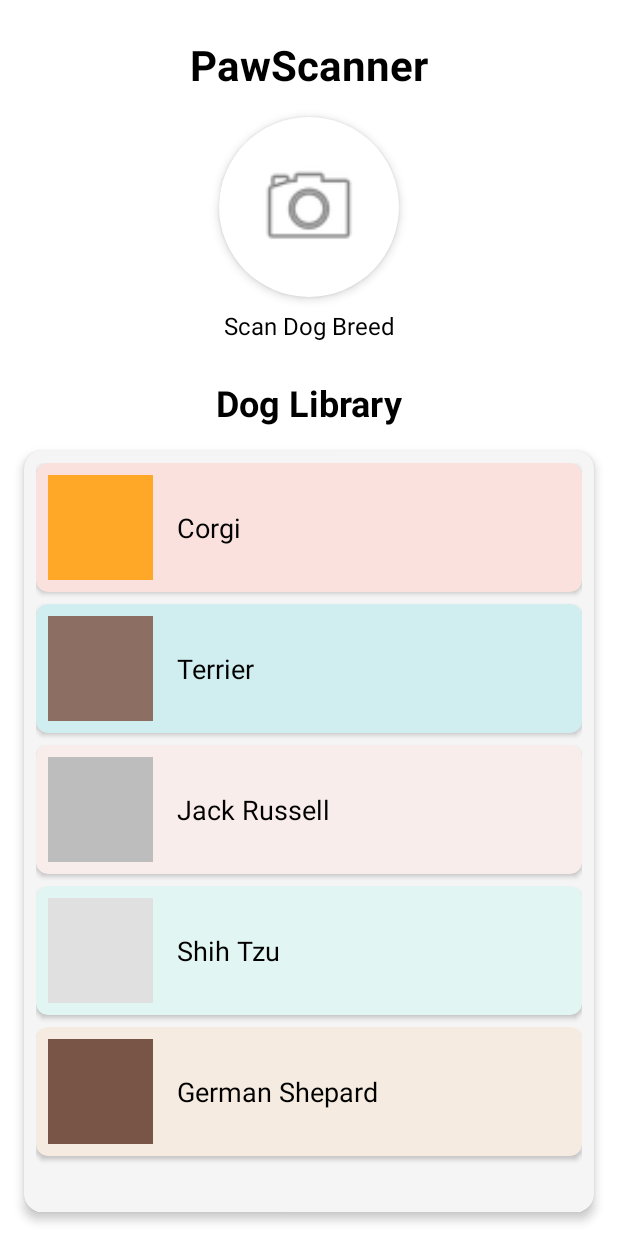
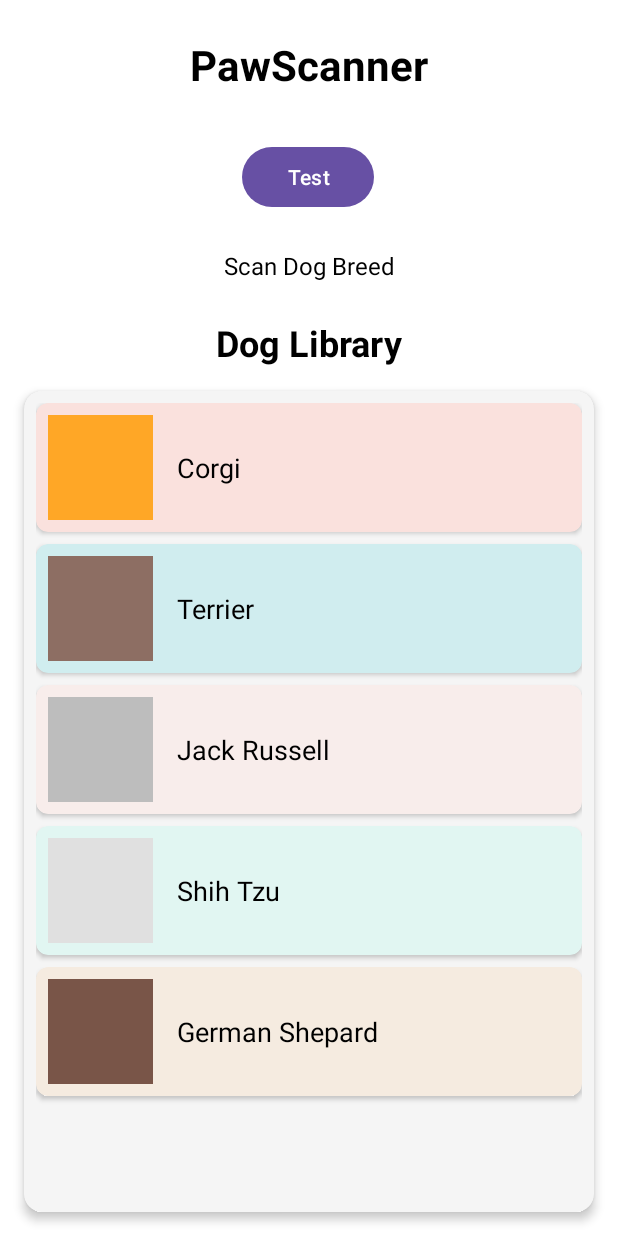
Before and after one commit to baldeoJV/AppDevY3T3, an Android app: the screen it shows after launch (MainActivity), on a phone screen of 412 x 824 dp. Run offline under Robolectric (Android 15) with nearby library versions, the phone set to English and light mode, and no system bars.

Commit message:
Changed Image Transfer from Bitmap to Save Images

```diff
--- a/app/src/main/java/com/example/appdevy3t3/MainActivity.java
+++ b/app/src/main/java/com/example/appdevy3t3/MainActivity.java
@@ -2,47 +2,98 @@ package com.example.appdevy3t3;
 
 import androidx.annotation.Nullable;
 import androidx.appcompat.app.AppCompatActivity;
+import androidx.core.app.ActivityCompat;
+import androidx.core.content.ContextCompat;
+import androidx.core.content.FileProvider;
+
 import android.content.Intent;
-import android.graphics.Bitmap;
+import android.content.pm.PackageManager;
+import android.net.Uri;
 import android.os.Bundle;
+import android.os.Environment;
 import android.provider.MediaStore;
 import android.view.View;
-import android.widget.ImageButton;
-import android.widget.ImageView;
+import android.widget.Button;
 import android.widget.Toast;
 
+import java.io.File;
+import java.io.IOException;
+import java.text.SimpleDateFormat;
+import java.util.Date;
+import java.util.Locale;
+
+import android.Manifest;
+import android.util.Log;
+
+
 public class MainActivity extends AppCompatActivity {
-    private static final int REQUEST_CODE = 22;
-
-    ImageButton btnpicture;
-    ImageView imageView;
+    Button btnpicture;
+    static final int REQUEST_CODE = 22;
+    private Uri photoURI;
+    private String currentPhotoPath;
 
     @Override
     protected void onCreate(Bundle savedInstanceState) {
         super.onCreate(savedInstanceState);
         setContentView(R.layout.activity_main);
 
-        btnpicture = findViewById(R.id.btncamera_id);
-        imageView = findViewById(R.id.image);
+        //Asks the phone for camera permission
+        if (ContextCompat.checkSelfPermission(this, Manifest.permission.CAMERA)
+                != PackageManager.PERMISSION_GRANTED) {
+            ActivityCompat.requestPermissions(this,
+                    new String[]{Manifest.permission.CAMERA},
+                    100);
+        }
+
+        btnpicture = findViewById(R.id.button);
 
         btnpicture.setOnClickListener(new View.OnClickListener() {
             @Override
             public void onClick(View v) {
-                Intent cameraIntent = new Intent(MediaStore.ACTION_IMAGE_CAPTURE);
-                startActivityForResult(cameraIntent, REQUEST_CODE);
+                Intent takePictureIntent = new Intent(MediaStore.ACTION_IMAGE_CAPTURE);
+//                Log.d("CAMERA_CHECK", "Resolved activity: " + takePictureIntent.resolveActivity(getPackageManager()));
+//                if (takePictureIntent.resolveActivity(getPackageManager()) != null) { }
+                Toast.makeText(MainActivity.this, "Works", Toast.LENGTH_SHORT).show();
+                File photoFile = null;
+                try {
+                    photoFile = createImageFile();
+                } catch (IOException ex) {
+                    ex.printStackTrace();
+                }
+
+                if (photoFile != null) {
+                    photoURI = FileProvider.getUriForFile(MainActivity.this,
+                            getPackageName() + ".fileprovider",
+                            photoFile);
+
+                    takePictureIntent.putExtra(MediaStore.EXTRA_OUTPUT, photoURI);
+                    startActivityForResult(takePictureIntent, REQUEST_CODE);
+                }
+
             }
         });
+
     }
 
     @Override
     protected void onActivityResult(int requestCode, int resultCode, @Nullable Intent data) {
+        super.onActivityResult(requestCode, resultCode, data);
+
         if (requestCode == REQUEST_CODE && resultCode == RESULT_OK) {
-            Bitmap photo = (Bitmap )data.getExtras().get("data");
-            imageView.setImageBitmap(photo);
-            Toast.makeText(this, "Picture taken!", Toast.LENGTH_SHORT).show();
-        } else {
-            Toast.makeText(this, "Image Capture Failed", Toast.LENGTH_SHORT).show();
-            super.onActivityResult(requestCode, resultCode, data);
+            Intent intent = new Intent(MainActivity.this, BreedResults.class);
+            intent.putExtra("image_path", photoURI.toString());
+            startActivity(intent);
         }
     }
+
+    private File createImageFile() throws IOException {
+        String timeStamp = new SimpleDateFormat("yyyyMMdd_HHmmss", Locale.getDefault()).format(new Date());
+        String imageFileName = "JPEG_" + timeStamp + "_";
+        File storageDir = getExternalFilesDir(Environment.DIRECTORY_PICTURES);
+        File image = File.createTempFile(imageFileName, ".jpg", storageDir);
+
+        currentPhotoPath = image.getAbsolutePath(); // Store the file path for later use
+        return image;
+    }
+
 }
--- a/app/src/main/res/layout/activity_main.xml
+++ b/app/src/main/res/layout/activity_main.xml
@@ -29,52 +29,23 @@
 
 
     <!-- Camera Icon with Ripple Effect -->
-    <androidx.cardview.widget.CardView
-        android:id="@+id/cameraCard"
-        android:layout_width="120dp"
-        android:layout_height="120dp"
-        android:layout_marginTop="16dp"
-        app:cardCornerRadius="60dp"
-        app:cardElevation="4dp"
-        app:layout_constraintEnd_toEndOf="parent"
-        app:layout_constraintStart_toStartOf="parent"
-        app:layout_constraintTop_toBottomOf="@id/appTitle">
-
-        <ImageButton
-            android:id="@+id/btncamera_id"
-            android:layout_width="match_parent"
-            android:layout_height="match_parent"
-            android:background="?attr/selectableItemBackgroundBorderless"
-            android:contentDescription="Open Camera"
-            android:padding="24dp"
-            android:scaleType="fitCenter"
-            android:src="@android:drawable/ic_menu_camera" />
-
-        <!-- COMMENT -->
-        <ImageView
-            android:id="@+id/image"
-            android:layout_width="match_parent"
-            android:layout_height="match_parent"
-            android:layout_below="@+id/btncamera_id"
-            android:contentDescription="pic image" />
-    </androidx.cardview.widget.CardView>
 
     <!-- Camera Text -->
+
+
+    <!-- Dog Library Title -->
     <TextView
         android:id="@+id/cameraText"
         android:layout_width="wrap_content"
         android:layout_height="wrap_content"
-        android:layout_marginTop="8dp"
+        android:layout_marginTop="24dp"
         android:text="Scan Dog Breed"
         android:textColor="#000000"
         android:textSize="16sp"
         app:layout_constraintEnd_toEndOf="parent"
         app:layout_constraintStart_toStartOf="parent"
-        app:layout_constraintTop_toBottomOf="@id/cameraCard" />
+        app:layout_constraintTop_toBottomOf="@+id/button" />
 
-
-
-    <!-- Dog Library Title -->
     <TextView
         android:id="@+id/libraryTitle"
         android:layout_width="wrap_content"
@@ -281,5 +252,16 @@
         </androidx.core.widget.NestedScrollView>
     </androidx.cardview.widget.CardView>
 
+    <Button
+        android:id="@+id/button"
+        android:layout_width="wrap_content"
+        android:layout_height="wrap_content"
+        android:layout_marginTop="32dp"
+        android:text="Test"
+        app:layout_constraintEnd_toEndOf="parent"
+        app:layout_constraintHorizontal_bias="0.498"
+        app:layout_constraintStart_toStartOf="parent"
+        app:layout_constraintTop_toBottomOf="@+id/appTitle" />
+
 
 </androidx.constraintlayout.widget.ConstraintLayout>
--- a/app/src/main/res/values/strings.xml
+++ b/app/src/main/res/values/strings.xml
@@ -1,3 +1,4 @@
 <resources>
     <string name="app_name">AppDevY3T3</string>
+    <string name="dog_result">Dog Result</string>
 </resources>
--- /dev/null
+++ b/app/src/main/res/xml/file_paths.xml
@@ -0,0 +1,4 @@
+<?xml version="1.0" encoding="utf-8"?>
+<paths xmlns:android="http://schemas.android.com/apk/res/android">
+    <external-files-path name="images" path="Pictures" />
+</paths>
```
Also changed, not shown: app/src/main/AndroidManifest.xml (+12 -0 lines), app/src/main/java/com/example/appdevy3t3/BreedResults.java (+12 -0 lines), app/src/main/res/layout/activity_breed_results.xml (+23 -0 lines).
